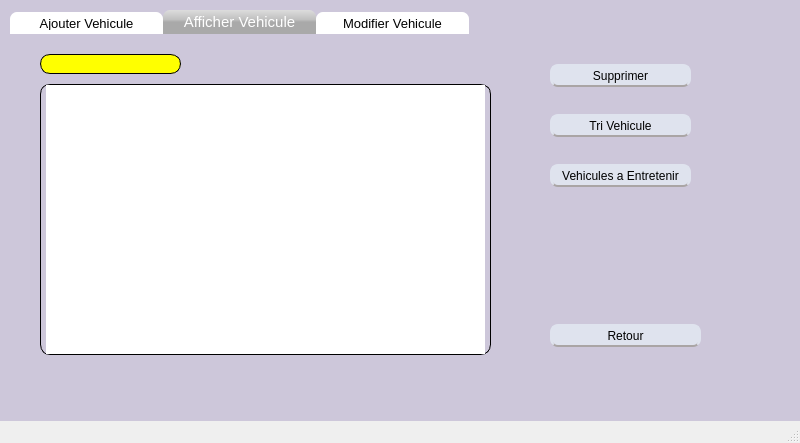
This is mainwindow.ui in naouelboughattas/Smart_Shop_2A17 as Qt 5 draws it before an edit. The edited form follows.
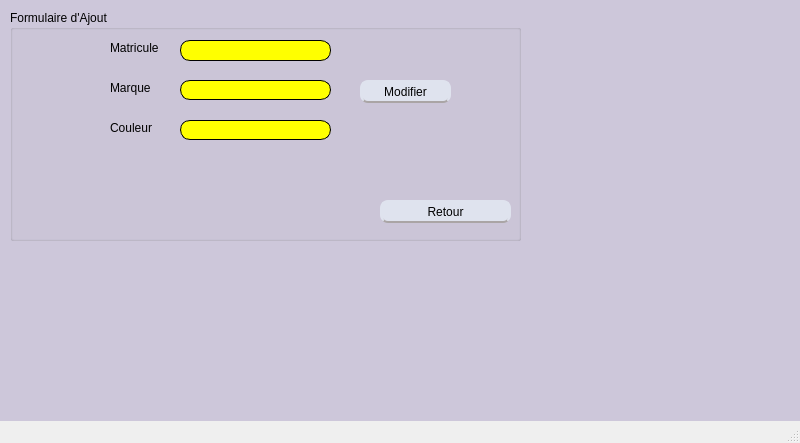
This is the edited form. The open tabs and pages were chosen to show the change.

Diff of the .ui file:
```diff
--- a/mainwindow.ui
+++ b/mainwindow.ui
@@ -33,14 +33,14 @@
 }</string>
     </property>
     <property name="currentIndex">
-     <number>0</number>
+     <number>1</number>
     </property>
     <widget class="QWidget" name="page">
      <widget class="QTabWidget" name="tabWidget">
       <property name="geometry">
        <rect>
         <x>10</x>
-        <y>10</y>
+        <y>0</y>
         <width>721</width>
         <height>411</height>
        </rect>
@@ -550,6 +550,183 @@
       </widget>
      </widget>
     </widget>
+    <widget class="QWidget" name="page_6">
+     <widget class="QGroupBox" name="groupBox_5">
+      <property name="geometry">
+       <rect>
+        <x>10</x>
+        <y>10</y>
+        <width>511</width>
+        <height>231</height>
+       </rect>
+      </property>
+      <property name="title">
+       <string>Formulaire d'Ajout </string>
+      </property>
+      <widget class="QLineEdit" name="li">
+       <property name="geometry">
+        <rect>
+         <x>170</x>
+         <y>70</y>
+         <width>151</width>
+         <height>20</height>
+        </rect>
+       </property>
+       <property name="styleSheet">
+        <string notr="true">QLineEdit
+{
+ border-width: 1px;
+border-style: solid;
+border-color: black;
+  border-radius: 10px;
+padding:0 8;
+}</string>
+       </property>
+      </widget>
+      <widget class="QLineEdit" name="lc">
+       <property name="geometry">
+        <rect>
+         <x>170</x>
+         <y>110</y>
+         <width>151</width>
+         <height>20</height>
+        </rect>
+       </property>
+       <property name="styleSheet">
+        <string notr="true">QLineEdit
+{
+ border-width: 1px;
+border-style: solid;
+border-color: black;
+  border-radius: 10px;
+padding:0 8;
+}</string>
+       </property>
+      </widget>
+      <widget class="QPushButton" name="pushButton_8">
+       <property name="geometry">
+        <rect>
+         <x>350</x>
+         <y>70</y>
+         <width>91</width>
+         <height>23</height>
+        </rect>
+       </property>
+       <property name="styleSheet">
+        <string notr="true">QPushButton {
+background: #dfe3ee;
+border: 2px solid #dfe3ee;
+border-bottom-color: #aaa5a5; /* same as the pane color */
+border-top-left-radius: 7px;
+border-top-right-radius: 7px;
+min-width: 80px;
+border-radius: 8px;
+color: black;
+font-size:12px;
+font-family:Arial, Helvetica, sans-serif;
+}</string>
+       </property>
+       <property name="text">
+        <string>Modifier</string>
+       </property>
+      </widget>
+      <widget class="QLabel" name="label_33">
+       <property name="geometry">
+        <rect>
+         <x>100</x>
+         <y>30</y>
+         <width>71</width>
+         <height>16</height>
+        </rect>
+       </property>
+       <property name="styleSheet">
+        <string notr="true">font: 75 12pt &quot;Segoe UI&quot;;</string>
+       </property>
+       <property name="text">
+        <string>Matricule</string>
+       </property>
+      </widget>
+      <widget class="QLabel" name="label_34">
+       <property name="geometry">
+        <rect>
+         <x>100</x>
+         <y>110</y>
+         <width>71</width>
+         <height>16</height>
+        </rect>
+       </property>
+       <property name="styleSheet">
+        <string notr="true">font: 75 12pt &quot;Segoe UI&quot;;</string>
+       </property>
+       <property name="text">
+        <string>Couleur</string>
+       </property>
+      </widget>
+      <widget class="QLabel" name="label_35">
+       <property name="geometry">
+        <rect>
+         <x>100</x>
+         <y>70</y>
+         <width>81</width>
+         <height>16</height>
+        </rect>
+       </property>
+       <property name="styleSheet">
+        <string notr="true">font: 75 12pt &quot;Segoe UI&quot;;</string>
+       </property>
+       <property name="text">
+        <string>Marque</string>
+       </property>
+      </widget>
+      <widget class="QLineEdit" name="le">
+       <property name="geometry">
+        <rect>
+         <x>170</x>
+         <y>30</y>
+         <width>151</width>
+         <height>21</height>
+        </rect>
+       </property>
+       <property name="styleSheet">
+        <string notr="true">QLineEdit
+{
+ border-width: 1px;
+border-style: solid;
+border-color: black;
+  border-radius: 10px;
+padding:0 8;
+}</string>
+       </property>
+      </widget>
+      <widget class="QPushButton" name="pushButton_11">
+       <property name="geometry">
+        <rect>
+         <x>370</x>
+         <y>190</y>
+         <width>131</width>
+         <height>23</height>
+        </rect>
+       </property>
+       <property name="styleSheet">
+        <string notr="true">QPushButton {
+background: #dfe3ee;
+border: 2px solid #dfe3ee;
+border-bottom-color: #aaa5a5; /* same as the pane color */
+border-top-left-radius: 7px;
+border-top-right-radius: 7px;
+min-width: 80px;
+border-radius: 8px;
+color: black;
+font-size:12px;
+font-family:Arial, Helvetica, sans-serif;
+}</string>
+       </property>
+       <property name="text">
+        <string>Retour</string>
+       </property>
+      </widget>
+     </widget>
+    </widget>
     <widget class="QWidget" name="page_2">
      <widget class="QPushButton" name="pushButton_2">
       <property name="geometry">
```
Left out of the diff: 148 changed lines with no effect on the pictures.
